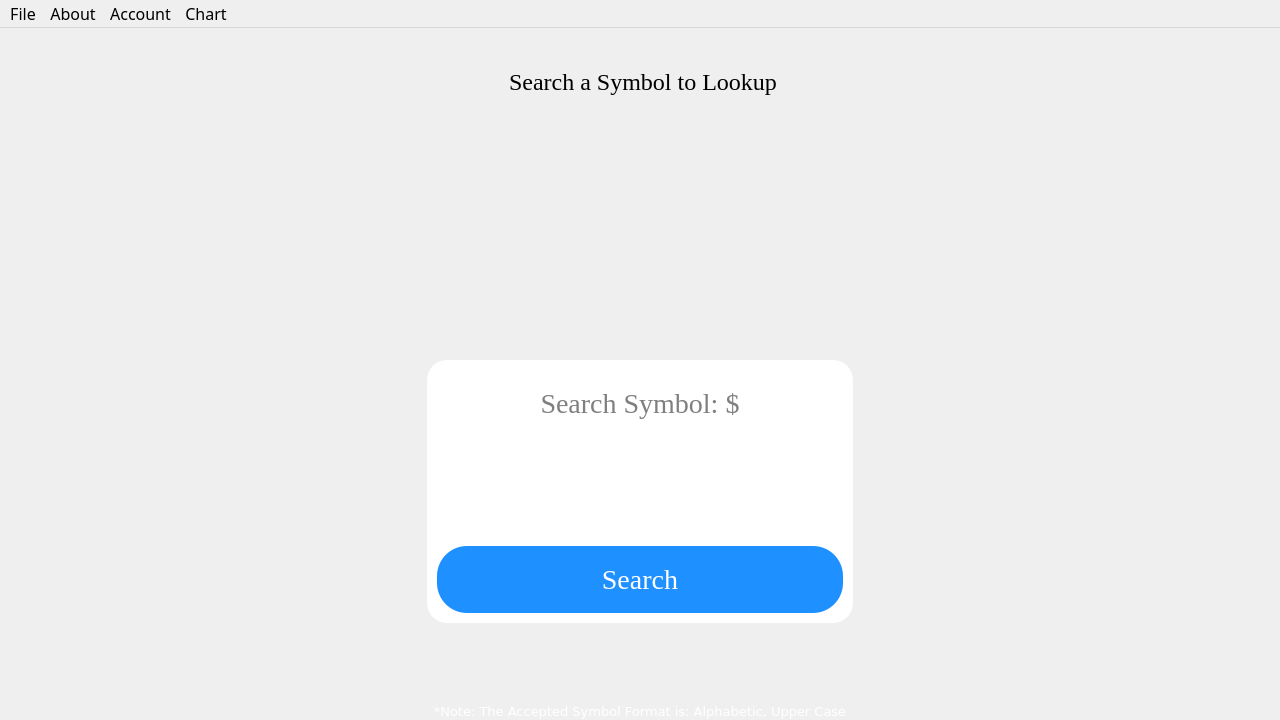
Qt form MarketGame/mainwindow.ui (plagentile/Market_Game) before a commit.
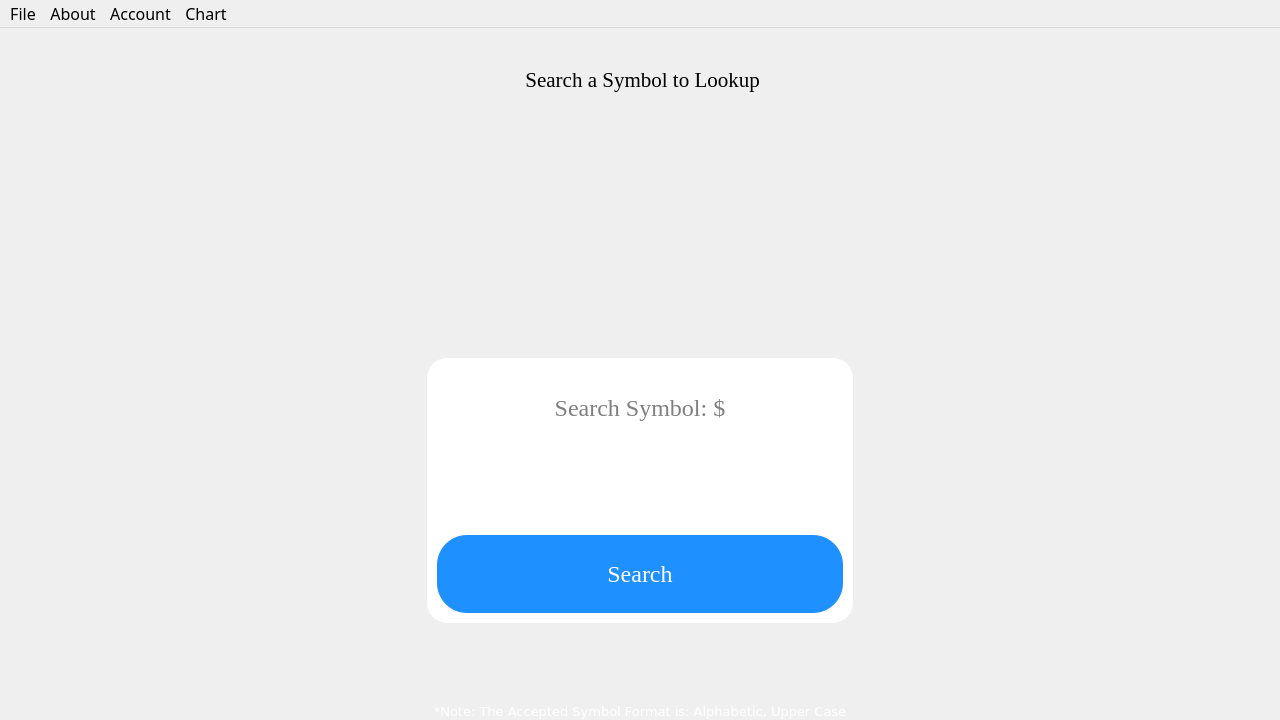
The same form after that commit. Icons and pictures are not drawn. Custom widgets are drawn as their Qt base class.

Diff of the .ui file:
```diff
--- a/MarketGame/mainwindow.ui
+++ b/MarketGame/mainwindow.ui
@@ -32,18 +32,7 @@
 }
 
 
-#symbolSearchLineEdit
-{
-	font-size: 28px;
-	font-family: Georgia;
-}
-
-#symbolListResults
-{
-
-	color:black;
-	font-size: 22px;
-	font-family: Verdana;
+#symbolListResults{
 	background-color:white;
 }
 
@@ -57,8 +46,6 @@
 {
 	background-color:DodgerBlue;
 	color: white;
-	font-size: 28px;
-	font-family: Georgia;
 	border-radius: 30px;
 }</string>
   </property>
@@ -131,7 +118,7 @@
           <property name="font">
            <font>
             <family>Georgia</family>
-            <pointsize>18</pointsize>
+            <pointsize>16</pointsize>
            </font>
           </property>
           <property name="text">
@@ -232,6 +219,12 @@
                  <verstretch>0</verstretch>
                 </sizepolicy>
                </property>
+               <property name="font">
+                <font>
+                 <family>Georgia</family>
+                 <pointsize>18</pointsize>
+                </font>
+               </property>
                <property name="mouseTracking">
                 <bool>true</bool>
                </property>
@@ -266,6 +259,12 @@
                  <verstretch>0</verstretch>
                 </sizepolicy>
                </property>
+               <property name="font">
+                <font>
+                 <family>Georgia</family>
+                 <pointsize>14</pointsize>
+                </font>
+               </property>
                <property name="frameShape">
                 <enum>QFrame::NoFrame</enum>
                </property>
@@ -315,6 +314,12 @@
                  <verstretch>0</verstretch>
                 </sizepolicy>
                </property>
+               <property name="font">
+                <font>
+                 <family>Georgia</family>
+                 <pointsize>18</pointsize>
+                </font>
+               </property>
                <property name="text">
                 <string>Search</string>
                </property>
```
